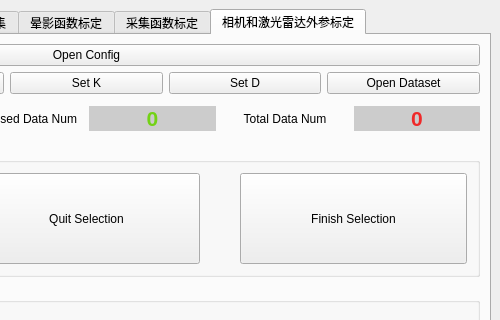
This is src/mainwindow.ui in KangJialiang/Data-Platform as Qt 5 draws it before an edit; both pictures show x 327 to 827 and y 0 to 320 of the 827 by 589 pixel window. The edited form follows.
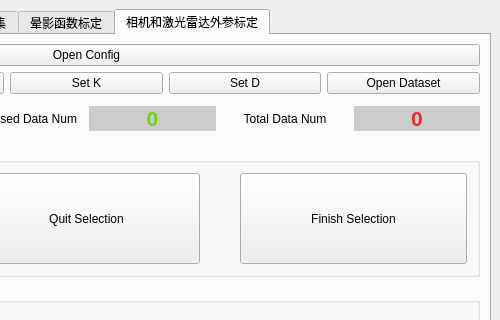
This is the edited form.

Commit message: delete a useless tab

Patch:
```diff
--- a/src/mainwindow.ui
+++ b/src/mainwindow.ui
@@ -481,11 +481,6 @@
         </item>
        </layout>
       </widget>
-      <widget class="QWidget" name="acquisition">
-       <attribute name="title">
-        <string>采集函数标定</string>
-       </attribute>
-      </widget>
       <widget class="QWidget" name="LiDARCalib">
        <property name="enabled">
         <bool>true</bool>
```
Left out of the diff: 166 changed lines with no effect on the pictures.
